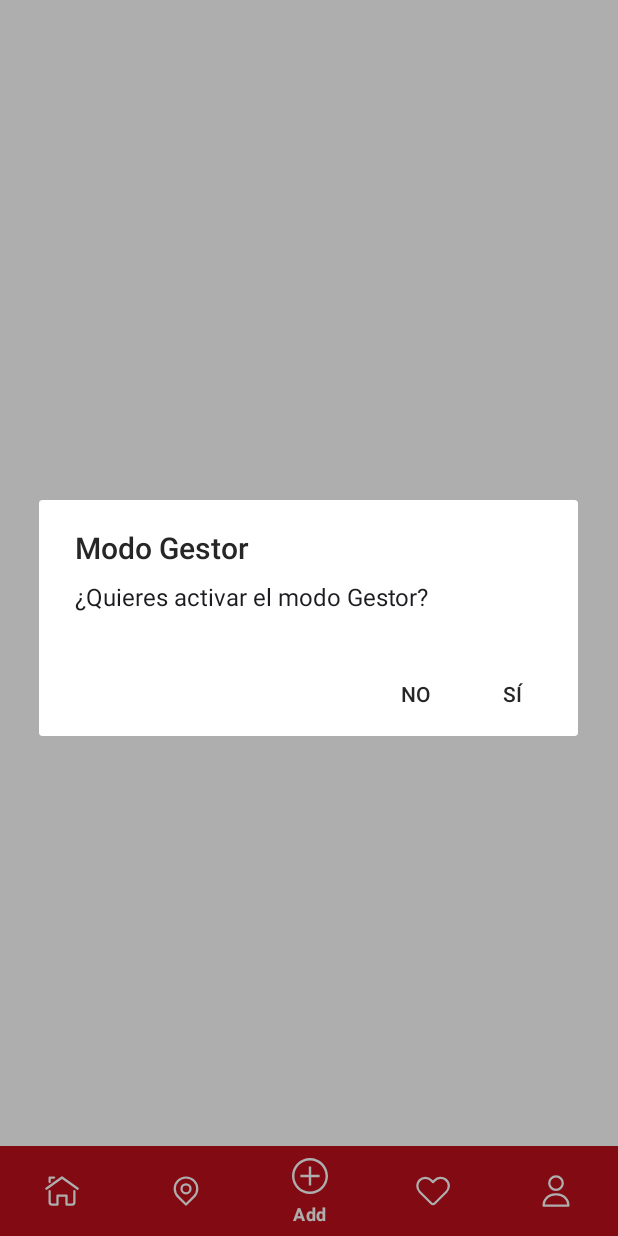
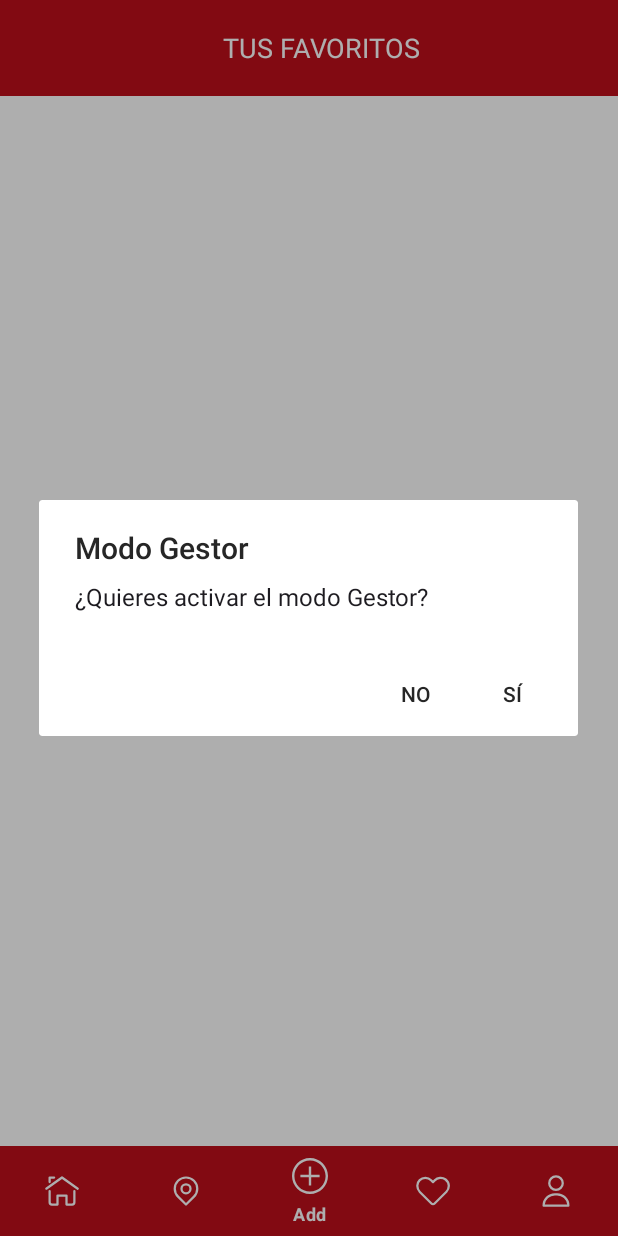
Before and after one commit to YanetC04/MadridIndustria, an Android app: the Favorite screen opened directly, with no data from a screen before it, item 3 of the bottom bar chosen, on a phone screen of 412 x 824 dp. Run offline under Robolectric (Android 15) with nearby library versions, the phone set to English and light mode, and no system bars; our stand-ins replace Firebase (no records; nobody signed in at launch, a user with empty details on screens opened directly); pictures from the network do not load; Roboto replaces fonts that are not available here; 1 statement that could not run was skipped.

Commit message:
Favorite Java + Design + Readme

```diff
--- a/app/src/main/java/proyectointegrador/madridindustria/Favorite.java
+++ b/app/src/main/java/proyectointegrador/madridindustria/Favorite.java
@@ -7,19 +7,88 @@ import androidx.appcompat.app.AppCompatActivity;
 import android.content.DialogInterface;
 import android.content.Intent;
 import android.os.Bundle;
+import android.util.Log;
+import android.view.LayoutInflater;
 import android.view.MenuItem;
+import android.view.View;
+import android.widget.ImageView;
+import android.widget.LinearLayout;
+import android.widget.TextView;
 
+import com.bumptech.glide.Glide;
+import com.google.android.gms.tasks.OnCompleteListener;
+import com.google.android.gms.tasks.Task;
 import com.google.android.material.bottomnavigation.BottomNavigationView;
+import com.google.firebase.firestore.CollectionReference;
+import com.google.firebase.firestore.DocumentSnapshot;
+import com.google.firebase.firestore.FirebaseFirestore;
+import com.google.firebase.firestore.QuerySnapshot;
 
 public class Favorite extends AppCompatActivity {
+    private LinearLayout linearLayout;
+    private TextView textView;
+    private BottomNavigationView bottomNavigationView;
 
     @Override
     protected void onCreate(Bundle savedInstanceState) {
         super.onCreate(savedInstanceState);
         setContentView(R.layout.activity_favorite);
 
+        linearLayout = findViewById(R.id.linear);
+        bottomNavigationView = findViewById(R.id.bottom_navigation);
+        textView = findViewById(R.id.textView);
+
+        getCount(new CountCallback() {
+            @Override
+            public void onCallback(int count) {
+                if (count >= 0) {
+                    for (int i = count; i >= 1; i--) {
+                        View favoriteCard = LayoutInflater.from(Favorite.this).inflate(R.layout.favorite_card, null);
+
+                        ImageView imagen = favoriteCard.findViewById(R.id.imagen);
+                        TextView nombre = favoriteCard.findViewById(R.id.nombre);
+                        TextView inaguracion = favoriteCard.findViewById(R.id.inaguracion);
+                        TextView patrimonio = favoriteCard.findViewById(R.id.patrimonio);
+                        TextView metro = favoriteCard.findViewById(R.id.metro);
+                        TextView direccion = favoriteCard.findViewById(R.id.direccion);
+
+                        // BASE DE DATOS
+                       FirebaseFirestore.getInstance().collection("favorites").get().addOnCompleteListener(task -> {
+                           if (task.isSuccessful()) {
+                               for (DocumentSnapshot document : task.getResult()) {
+                                   // Obtener el número de referencia del documento
+                                   String numeroDeReferencia = document.getReference().getId();
+
+                                   new FirestoreDatabase("favorites", numeroDeReferencia, new FirestoreCallback() {
+                                       @Override
+                                       public void onCallback(FirestoreDatabase firestoreDatabase) {
+                                           // ESTABLECER INFORMACION
+                                           textView.setVisibility(View.INVISIBLE);
+                                           nombre.setText(firestoreDatabase.getNombre());
+                                           inaguracion.setText(firestoreDatabase.getInaguracion());
+                                           patrimonio.setText(firestoreDatabase.getPatrimonio());
+                                           metro.setText(firestoreDatabase.getMetro());
+                                           direccion.setText(firestoreDatabase.getDireccion());
+                                           Glide.with(Favorite.this)
+                                                   .load(firestoreDatabase.getImagen())
+                                                   .centerCrop()
+                                                   .into(imagen);
+                                       }
+                                   });
+                               }
+                           }
+                       });
+
+                        linearLayout.addView(favoriteCard);
+                    }
+                } else {
+                    Log.e("FirestoreData", "Error");
+                }
+            }
+        });
+
         // BARRA INFERIOR
-        BottomNavigationView bottomNavigationView = findViewById(R.id.bottom_navigation);
+        bottomNavigationView = findViewById(R.id.bottom_navigation);
         bottomNavigationView.setSelectedItemId(R.id.like);
         bottomNavigationView.setOnNavigationItemSelectedListener(
 
@@ -74,6 +143,21 @@ public class Favorite extends AppCompatActivity {
         dialog.show();
     }
 
+    public void getCount(final CountCallback countCallback) {
+        FirebaseFirestore.getInstance().collection("favorites").get().addOnCompleteListener(new OnCompleteListener<QuerySnapshot>() {
+            @Override
+            public void onComplete(@NonNull Task<QuerySnapshot> task) {
+                if (task.isSuccessful()) {
+                    int count = task.getResult().size();
+                    countCallback.onCallback(count);
+                } else {
+                    Log.e("FirestoreData", "Error getting document count: " + task.getException().getMessage());
+                    countCallback.onCallback(-1); // Indicates an error
+                }
+            }
+        });
+    }
+
     // NO VOLVER ATRAS
     @Override
     public void onBackPressed() {
--- a/app/src/main/res/layout/activity_favorite.xml
+++ b/app/src/main/res/layout/activity_favorite.xml
@@ -5,6 +5,62 @@
     android:layout_width="match_parent"
     android:layout_height="match_parent"
     tools:context=".Favorite">
+
+    <androidx.appcompat.widget.Toolbar
+        android:id="@+id/toolbar"
+        android:layout_width="0dp"
+        android:layout_height="?attr/actionBarSize"
+        android:theme="@style/Theme.MadridIndustria.NoActionBar.HeaderRed"
+        app:layout_constraintEnd_toEndOf="parent"
+        app:layout_constraintStart_toStartOf="parent"
+        app:layout_constraintTop_toTopOf="parent">
+
+        <TextView
+            android:id="@+id/toolbar_title"
+            android:layout_width="match_parent"
+            android:layout_height="wrap_content"
+            android:text="@string/favorite"
+            android:textSize="18sp"
+            android:gravity="center" />
+    </androidx.appcompat.widget.Toolbar>
+
+    <TextView
+        android:id="@+id/textView"
+        android:layout_width="0dp"
+        android:layout_height="wrap_content"
+        android:text="No hay favoritos."
+        android:textAlignment="center"
+        android:textSize="16dp"
+        android:textColor="@color/grey"
+        app:layout_constraintBottom_toTopOf="@+id/bottom_navigation"
+        app:layout_constraintEnd_toEndOf="parent"
+        app:layout_constraintStart_toStartOf="parent"
+        app:layout_constraintTop_toBottomOf="@+id/toolbar" />
+
+    <ScrollView
+        android:id="@+id/scrollView2"
+        android:layout_width="match_parent"
+        android:layout_height="0dp"
+        app:layout_constraintBottom_toTopOf="@+id/bottom_navigation"
+        app:layout_constraintEnd_toEndOf="parent"
+        app:layout_constraintHorizontal_bias="1.0"
+        app:layout_constraintStart_toStartOf="parent"
+        app:layout_constraintTop_toBottomOf="@+id/toolbar"
+        app:layout_constraintVertical_bias="0.0">
+
+        <LinearLayout
+            android:id="@+id/linear"
+            android:layout_width="match_parent"
+            android:layout_height="match_parent"
+            android:orientation="vertical">
+
+            <LinearLayout
+                android:id="@+id/linearExterno"
+                android:layout_width="match_parent"
+                android:layout_height="wrap_content"
+                android:orientation="vertical" />
+        </LinearLayout>
+    </ScrollView>
 
     <com.google.android.material.bottomnavigation.BottomNavigationView
         android:id="@+id/bottom_navigation"
--- a/app/src/main/res/layout/activity_patrimonio.xml
+++ b/app/src/main/res/layout/activity_patrimonio.xml
@@ -120,8 +120,7 @@
 
                 <TextView
                     android:id="@+id/direccion"
-                    style="@style/textContent"
-                    android:onClick="abrirUbicacion"/>
+                    style="@style/textContent"/>
 
                 <Space
                     android:layout_width="wrap_content"
--- a/app/src/main/res/values/colors.xml
+++ b/app/src/main/res/values/colors.xml
@@ -13,6 +13,7 @@
     <color name="dark">#1E1E1E</color>
     <color name="blue">#0047AB</color>
     <color name="transparent">#00FFFFFF</color>
-    <color name="red_title">#f7bfbe</color>
+    <color name="red_title">#552828</color>
     <color name="red_text">#ffe4ea</color>
+    <color name="grey">#7F8083</color>
 </resources>
--- a/app/src/main/res/values/strings.xml
+++ b/app/src/main/res/values/strings.xml
@@ -21,6 +21,7 @@
     <string name="ciudad">Conoce tu propia\nciudad</string>
     <string name="bienvenido">BIENVENID@</string>
     <string name="tu_contra">TU CONTRASEÑA</string>
+    <string name="favorite">TUS FAVORITOS</string>
     <string name="code">Código de Gestor</string>
     <string name="email">Correo Electrónico</string>
     <string name="password">Contraseña</string>
--- a/build.gradle.kts
+++ b/build.gradle.kts
@@ -1,10 +1,11 @@
 buildscript {
+    val agp_version by extra("8.1.1")
     dependencies {
         classpath("com.google.gms:google-services:4.4.0")
     }
 }
 // Top-level build file where you can add configuration options common to all sub-projects/modules.
 plugins {
-    id("com.android.application") version "8.1.4" apply false
+    id("com.android.application") version "8.1.2" apply false
     id("com.google.gms.google-services") version "4.4.0" apply false
 }
```
Also changed, not shown: app/src/main/java/proyectointegrador/madridindustria/FirestoreDatabase.java (+19 -1 lines), app/src/main/java/proyectointegrador/madridindustria/Patrimonio.java (+178 -19 lines), app/src/main/res/drawable/borde_inferior.xml (added, +12 -0 lines), app/src/main/res/drawable/caja_con_borde.xml (added, +13 -0 lines), app/src/main/res/layout/favorite_card.xml (added, +116 -0 lines), app/src/main/res/values-night/themes.xml (+10 -2 lines), app/src/main/res/values/themes.xml (+8 -0 lines), gradle/wrapper/gradle-wrapper.properties, 4 other files.
